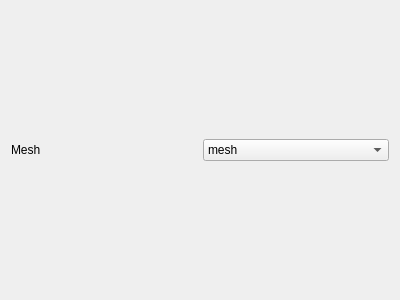
Old version of the form Project_1_QT/mesh.ui in the repository QTGuys/Project_1_QT.
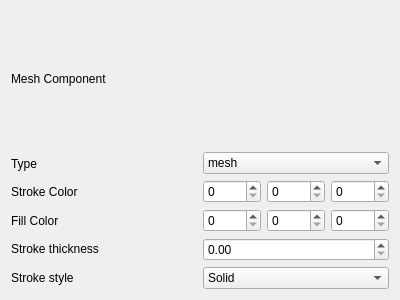
New version of the form.

The edit to the form file:
```diff
--- a/Project_1_QT/mesh.ui
+++ b/Project_1_QT/mesh.ui
@@ -13,22 +13,133 @@
   <property name="windowTitle">
    <string>Form</string>
   </property>
-  <layout class="QHBoxLayout" name="horizontalLayout">
+  <layout class="QVBoxLayout" name="verticalLayout_3">
    <item>
-    <widget class="QLabel" name="label">
+    <widget class="QLabel" name="label_5">
      <property name="text">
-      <string>Mesh</string>
+      <string>Mesh Component</string>
      </property>
     </widget>
    </item>
    <item>
-    <widget class="QComboBox" name="comboMesh">
+    <layout class="QHBoxLayout" name="horizontalLayout_3">
      <item>
-      <property name="text">
-       <string>mesh</string>
-      </property>
+      <layout class="QVBoxLayout" name="verticalLayout">
+       <item>
+        <widget class="QLabel" name="mesh_type">
+         <property name="text">
+          <string>Type</string>
+         </property>
+        </widget>
+       </item>
+       <item>
+        <widget class="QLabel" name="label_3">
+         <property name="text">
+          <string>Stroke Color</string>
+         </property>
+        </widget>
+       </item>
+       <item>
+        <widget class="QLabel" name="label_4">
+         <property name="text">
+          <string>Fill Color</string>
+         </property>
+        </widget>
+       </item>
+       <item>
+        <widget class="QLabel" name="label_2">
+         <property name="text">
+          <string>Stroke thickness</string>
+         </property>
+        </widget>
+       </item>
+       <item>
+        <widget class="QLabel" name="label">
+         <property name="text">
+          <string>Stroke style</string>
+         </property>
+        </widget>
+       </item>
+      </layout>
      </item>
-    </widget>
+     <item>
+      <layout class="QVBoxLayout" name="verticalLayout_2">
+       <item>
+        <widget class="QComboBox" name="comboMesh">
+         <item>
+          <property name="text">
+           <string>mesh</string>
+          </property>
+         </item>
+        </widget>
+       </item>
+       <item>
+        <layout class="QHBoxLayout" name="horizontalLayout">
+         <item>
+          <widget class="QSpinBox" name="spinBox"/>
+         </item>
+         <item>
+          <widget class="QSpinBox" name="spinBox_2"/>
+         </item>
+         <item>
+          <widget class="QSpinBox" name="spinBox_3"/>
+         </item>
+        </layout>
+       </item>
+       <item>
+        <layout class="QHBoxLayout" name="horizontalLayout_2">
+         <property name="spacing">
+          <number>6</number>
+         </property>
+         <property name="topMargin">
+          <number>0</number>
+         </property>
+         <item>
+          <widget class="QSpinBox" name="spinBox_4"/>
+         </item>
+         <item>
+          <widget class="QSpinBox" name="spinBox_6"/>
+         </item>
+         <item>
+          <widget class="QSpinBox" name="spinBox_5"/>
+         </item>
+        </layout>
+       </item>
+       <item>
+        <widget class="QDoubleSpinBox" name="doubleSpinBox"/>
+       </item>
+       <item>
+        <widget class="QComboBox" name="comboBox">
+         <item>
+          <property name="text">
+           <string>Solid</string>
+          </property>
+         </item>
+         <item>
+          <property name="text">
+           <string>Dash</string>
+          </property>
+         </item>
+         <item>
+          <property name="text">
+           <string>Dot</string>
+          </property>
+         </item>
+         <item>
+          <property name="text">
+           <string>DashDot</string>
+          </property>
+         </item>
+         <item>
+          <property name="text">
+           <string>DashDotDot</string>
+          </property>
+         </item>
+        </widget>
+       </item>
+      </layout>
+     </item>
+    </layout>
    </item>
   </layout>
  </widget>
```
